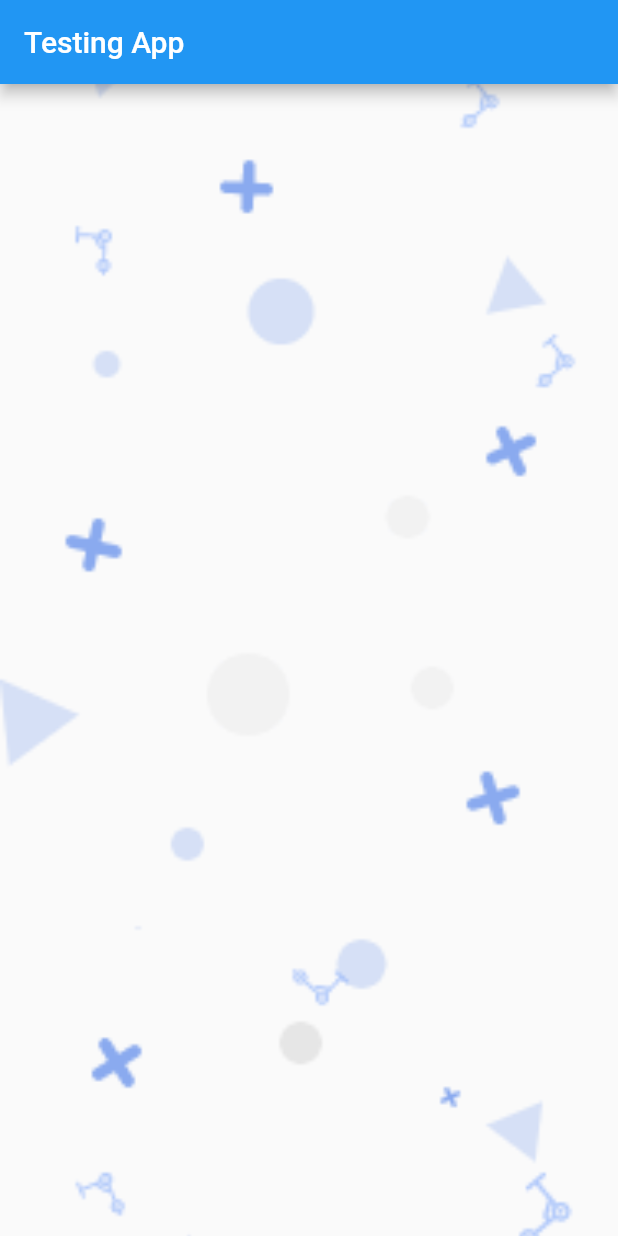
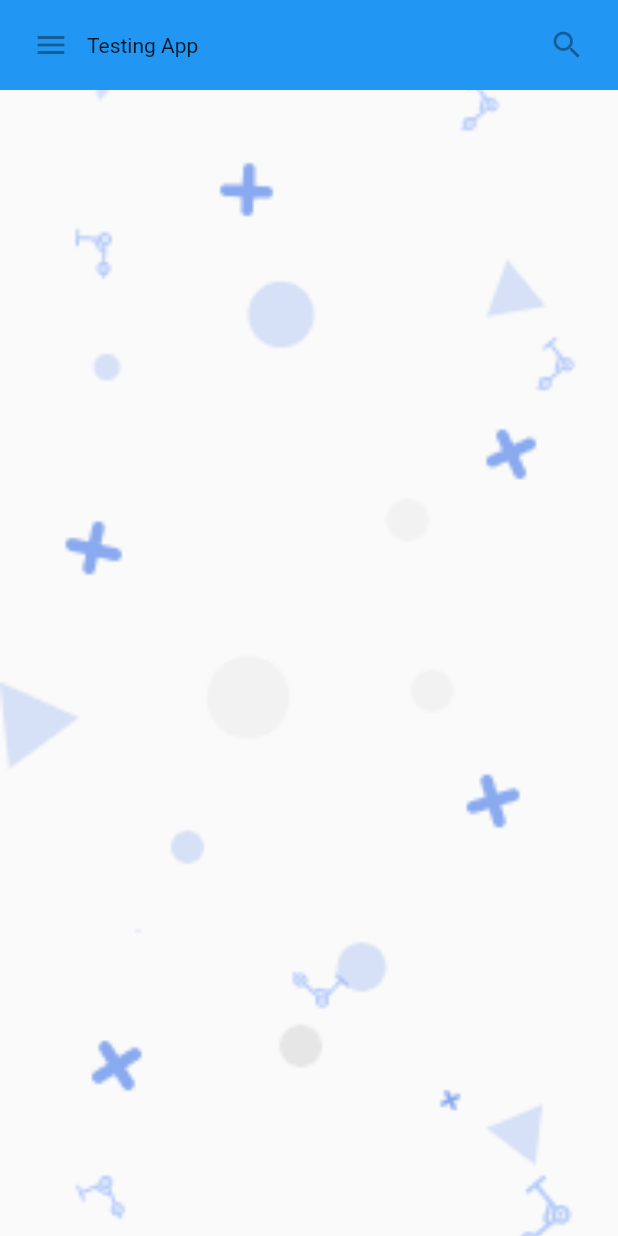
Before and after one commit to sobuur0/learning_flutter, a Flutter app: the screen it shows after launch, on a phone screen of 412 x 824 dp. Run offline on Flutter 3.47's test engine with Material 2 defaults, Android fonts, the phone set to English and light mode, and no system bars.

Commit message:
learnt how to use rows and column by adding menus to the appbar

```diff
--- a/lib/main.dart
+++ b/lib/main.dart
@@ -3,26 +3,65 @@ import 'package:flutter/material.dart';
 
 void main() {
   runApp(MaterialApp(
-    home: HomePage(),
+    home: SafeArea(
+      child: HomePage(),
+    ),
     theme: ThemeData(
       primarySwatch: Colors.blue
     ),
   ));
 }
 
+class MyAppBar extends StatelessWidget {
+  @override
+  Widget build(BuildContext context) {
+    return Container(
+      height: 60.0,
+      padding: const EdgeInsets.symmetric(horizontal: 10.0),
+      color: Colors.blue,
+      child: Row(
+        children: <Widget> [
+          IconButton(
+              onPressed: null,
+              tooltip: 'Navigation Menu',
+              icon: Icon(Icons.menu)
+          ),
+          Expanded(
+            child: Text("Testing App"),
+          ),
+          IconButton(
+              onPressed: null,
+              icon: Icon(Icons.search),
+              tooltip: 'Search Menu',
+          ),
+        ],
+      ),
+    );
+  }
+}
+
+
 class HomePage extends StatelessWidget {
   @override
   Widget build(BuildContext context) {
-    return Scaffold(
-      appBar: AppBar(title: Text("Testing App"),
+    return Material(
+      child: Column(
+        children: <Widget> [
+          MyAppBar(),
+          Expanded(
+              child: Image.asset('assets/images/background.png',
+                fit: BoxFit.cover,
+                height: double.infinity,
+                width: double.infinity,)
+          ),
+        ],
       ),
-       body: Container(
-           child: Image.asset('assets/images/background.png',
-           fit: BoxFit.cover,
-           height: double.infinity,
-           width: double.infinity,
-           alignment: Alignment.center,)
-       )
+       // body: Container(
+       //     child: Image.asset('assets/images/background.png',
+       //     fit: BoxFit.cover,
+       //     height: double.infinity,
+       //     width: double.infinity,)
+       // )
     );
   }
 }
```
